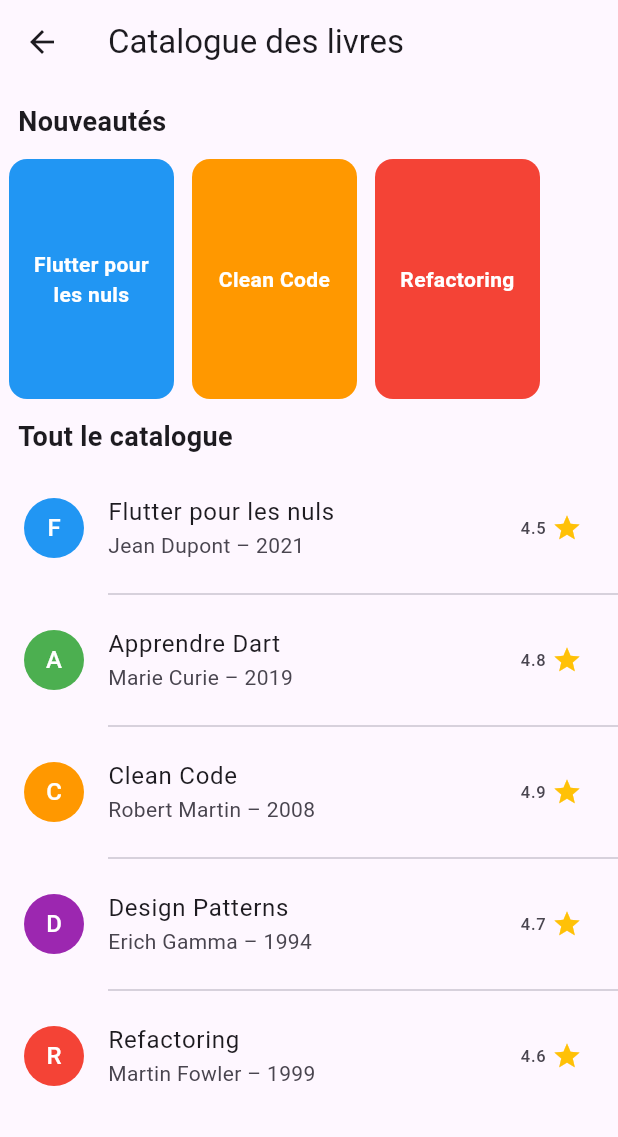
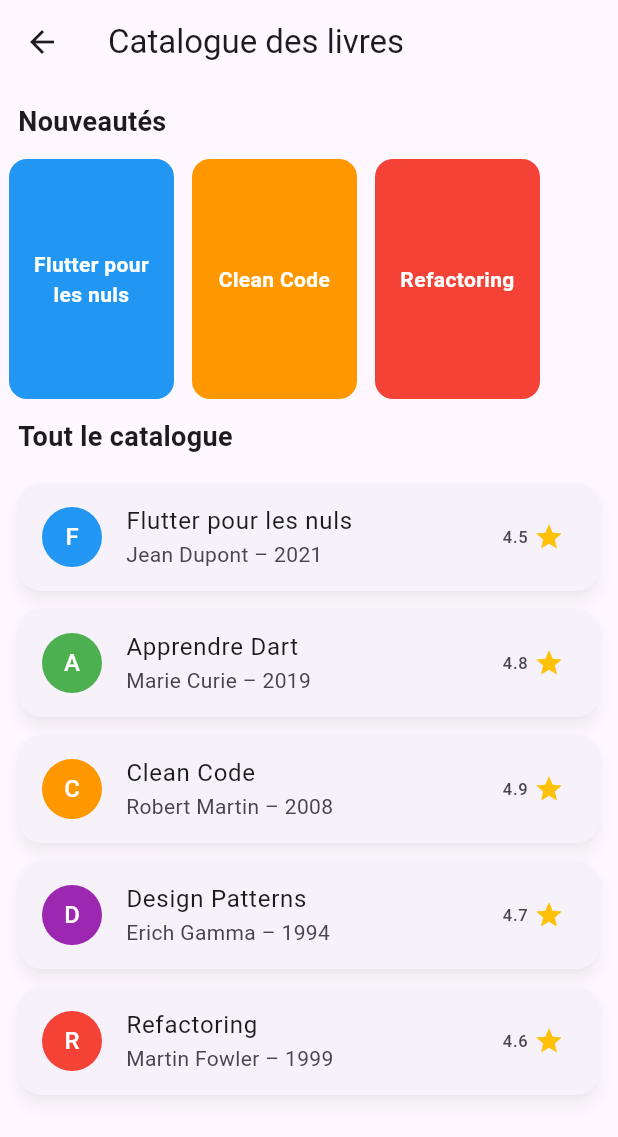
Before and after one commit to zeng00018-alt/ma_biblio, a Flutter app: the CatalogueScreen screen opened directly, on a phone screen of 412 x 824 dp. Shown: the top 1137 px of the screen. Run offline on Flutter 3.47's test engine with Material 3 defaults, Android fonts, the phone set to English and light mode, and no system bars.

Commit message:
Partie 04 : Card – LivreCard et écran Détail

```diff
--- a/lib/screens/catalogue_screen.dart
+++ b/lib/screens/catalogue_screen.dart
@@ -1,12 +1,17 @@
 import 'package:flutter/material.dart';
+import '../widgets/livre_card.dart'; // Importe ton widget LivreCard
+import 'detail_screen.dart'; // Importe l'écran de détail
 
-// Modèle Livre mis à jour avec la propriété 'nouveaute'
+// Modèle de données Livre complet
 class Livre {
   final String titre;
   final String auteur;
   final int annee;
   final Color couleur;
   final double note;
+  final String genre;
+  bool lu;
+  bool favori;
   final bool nouveaute;
 
   Livre({
@@ -15,55 +20,39 @@ class Livre {
     required this.annee,
     required this.couleur,
     required this.note,
+    required this.genre,
+    this.lu = false,
+    this.favori = false,
     this.nouveaute = false,
   });
 }
 
-class CatalogueScreen extends StatelessWidget {
-  CatalogueScreen({Key? key}) : super(key: key);
+class CatalogueScreen extends StatefulWidget {
+  const CatalogueScreen({Key? key}) : super(key: key);
 
+  @override
+  State<CatalogueScreen> createState() => _CatalogueScreenState();
+}
+
+class _CatalogueScreenState extends State<CatalogueScreen> {
   // Liste complète de livres pour le test
   final List<Livre> livres = [
-    Livre(titre: 'Flutter pour les nuls', auteur: 'Jean Dupont', annee: 2021, couleur: Colors.blue, note: 4.5, nouveaute: true),
-    Livre(titre: 'Apprendre Dart', auteur: 'Marie Curie', annee: 2019, couleur: Colors.green, note: 4.8, nouveaute: false),
-    Livre(titre: 'Clean Code', auteur: 'Robert Martin', annee: 2008, couleur: Colors.orange, note: 4.9, nouveaute: true),
-    Livre(titre: 'Design Patterns', auteur: 'Erich Gamma', annee: 1994, couleur: Colors.purple, note: 4.7, nouveaute: false),
-    Livre(titre: 'Refactoring', auteur: 'Martin Fowler', annee: 1999, couleur: Colors.red, note: 4.6, nouveaute: true),
+    Livre(titre: 'Flutter pour les nuls', auteur: 'Jean Dupont', annee: 2021, couleur: Colors.blue, note: 4.5, genre: 'Informatique', nouveaute: true),
+    Livre(titre: 'Apprendre Dart', auteur: 'Marie Curie', annee: 2019, couleur: Colors.green, note: 4.8, genre: 'Informatique', nouveaute: false),
+    Livre(titre: 'Clean Code', auteur: 'Robert Martin', annee: 2008, couleur: Colors.orange, note: 4.9, genre: 'Informatique', nouveaute: true),
+    Livre(titre: 'Design Patterns', auteur: 'Erich Gamma', annee: 1994, couleur: Colors.purple, note: 4.7, genre: 'Roman', nouveaute: false),
+    Livre(titre: 'Refactoring', auteur: 'Martin Fowler', annee: 1999, couleur: Colors.red, note: 4.6, genre: 'Histoire', nouveaute: true),
   ];
-
-  // Fonction livreTile (Q1.7 réutilisée)
-  Widget livreTile(Livre livre) {
-    return ListTile(
-      leading: CircleAvatar(
-        backgroundColor: livre.couleur,
-        child: Text(
-          livre.titre.isNotEmpty ? livre.titre[0] : '?',
-          style: const TextStyle(color: Colors.white),
-        ),
-      ),
-      title: Text(livre.titre),
-      subtitle: Text('${livre.auteur} – ${livre.annee}'),
-      trailing: Row(
-        mainAxisSize: MainAxisSize.min,
-        children: [
-          Text('${livre.note}'),
-          const SizedBox(width: 4),
-          const Icon(Icons.star, color: Colors.amber, size: 20),
-        ],
-      ),
-    );
-  }
 
   @override
   Widget build(BuildContext context) {
-    // Q2.7 : Filtrer les livres qui sont des nouveautés
+    // Filtrage des livres qui sont des nouveautés pour la liste horizontale
     final livresNouveautes = livres.where((l) => l.nouveaute).toList();
 
     return Scaffold(
       appBar: AppBar(
         title: const Text('Catalogue des livres'),
       ),
-      // Q2.8 : Organisation avec une Column
       body: Column(
         crossAxisAlignment: CrossAxisAlignment.start,
         children: [
@@ -75,7 +64,7 @@ class CatalogueScreen extends StatelessWidget {
             ),
           ),
 
-          // Q2.7 & Q2.8 : ListView horizontal de 160 px de haut dans un SizedBox
+          // ListView horizontal des nouveautés
           SizedBox(
             height: 160,
             child: ListView.builder(
@@ -114,15 +103,27 @@ class CatalogueScreen extends StatelessWidget {
             ),
           ),
 
-          // Q2.6, Q2.8 : ListView.separated vertical dans un Expanded pour éviter l'erreur de contrainte
+          // Q4.4 & Q4.7 : ListView.builder vertical avec LivreCard et gestion du clic (Navigator.push)
           Expanded(
-            child: ListView.separated(
+            child: ListView.builder(
               itemCount: livres.length,
-              separatorBuilder: (context, index) => const Divider(
-                indent: 72, // Q2.6 : Divider indenté pour s'aligner après le leading
-              ),
               itemBuilder: (context, index) {
-                return livreTile(livres[index]);
+                final livre = livres[index];
+                return LivreCard(
+                  livre: livre,
+                  onTap: () {
+                    // Q4.7 : Navigation vers l'écran de détail
+                    Navigator.push(
+                      context,
+                      MaterialPageRoute(
+                        builder: (context) => DetailScreen(livre: livre),
+                      ),
+                    ).then((_) {
+                      // Rafraîchir l'état du catalogue au retour si un livre a été modifié
+                      setState(() {});
+                    });
+                  },
+                );
               },
             ),
           ),
--- a/lib/widgets/livre_card.dart
+++ b/lib/widgets/livre_card.dart
@@ -0,0 +1,46 @@
+import 'package:flutter/material.dart';
+import '../screens/catalogue_screen.dart'; // Ajuste l'import selon ton arborescence pour accéder à la classe Livre
+
+class LivreCard extends StatelessWidget {
+  final Livre livre;
+  final VoidCallback? onTap; // Q4.5 : Pour gérer le clic vers le détail
+
+  const LivreCard({Key? key, required this.livre, this.onTap}) : super(key: key);
+
+  @override
+  Widget build(BuildContext context) {
+    return Card(
+      // Q4.2 & Q4.3 : Propriétés de la carte
+      elevation: 4,
+      shadowColor: Colors.black26,
+      margin: const EdgeInsets.symmetric(horizontal: 12, vertical: 6),
+      shape: RoundedRectangleBorder(
+        borderRadius: BorderRadius.circular(16),
+      ),
+      // Q4.5 : clipBehavior indispensable pour que l'InkWell respecte les coins arrondis
+      clipBehavior: Clip.antiAlias,
+      child: InkWell(
+        onTap: onTap, // Q4.5 : Clic sur la carte
+        child: ListTile(
+          leading: CircleAvatar(
+            backgroundColor: livre.couleur,
+            child: Text(
+              livre.titre.isNotEmpty ? livre.titre[0] : '?',
+              style: const TextStyle(color: Colors.white),
+            ),
+          ),
+          title: Text(livre.titre),
+          subtitle: Text('${livre.auteur} – ${livre.annee}'),
+          trailing: Row(
+            mainAxisSize: MainAxisSize.min,
+            children: [
+              Text('${livre.note}'),
+              const SizedBox(width: 4),
+              const Icon(Icons.star, color: Colors.amber, size: 20),
+            ],
+          ),
+        ),
+      ),
+    );
+  }
+}
```
Also changed, not shown: lib/screens/detail_screen.dart (+132 -0 lines), 1 other file.
